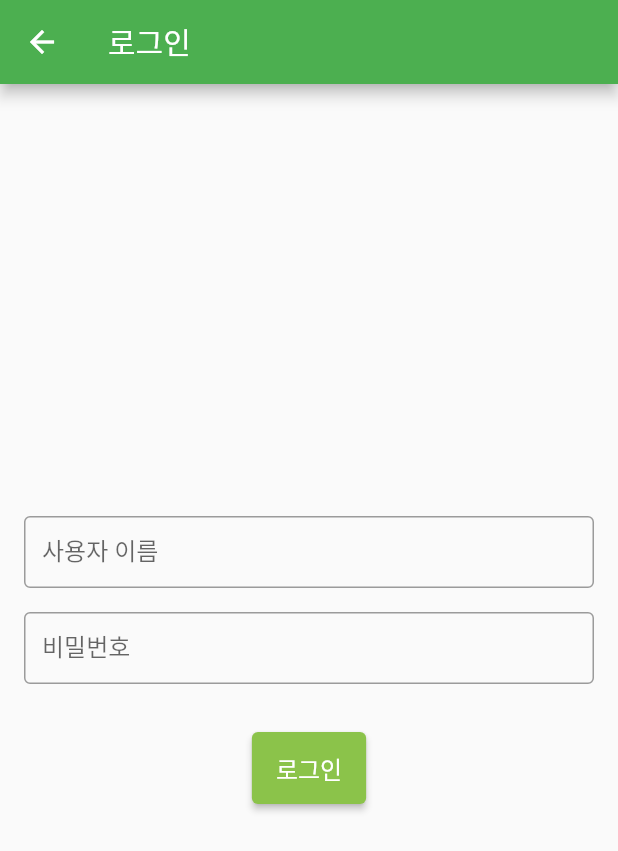
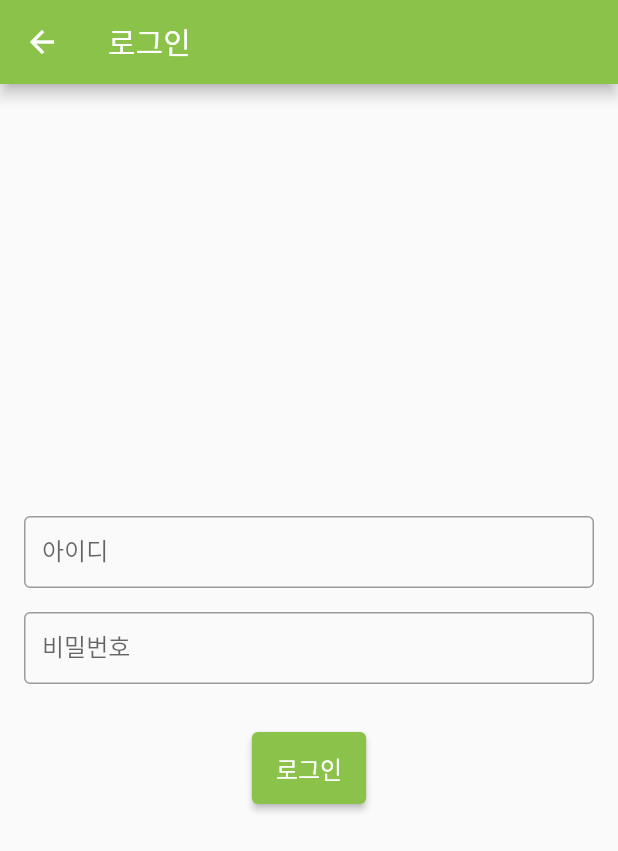
Before and after one commit to Choisunhong/LoginTest, a Flutter app: the screen it shows after launch, after a tap on "로그인", on a phone screen of 412 x 824 dp. Shown: the top 851 px of the screen. Run offline on Flutter 3.47's test engine with Material 2 defaults, Android fonts, the phone set to English and light mode, and no system bars; missing offline and left inert: stomp_dart_client; network calls fail.

```diff
--- a/login/lib/Pages/LoginPage.dart
+++ b/login/lib/Pages/LoginPage.dart
@@ -97,16 +97,17 @@ class LoginPage extends StatelessWidget {
   @override
   Widget build(BuildContext context) {
     return Scaffold(
-      appBar: AppBar(backgroundColor: Colors.green, title: Text('로그인')),
+      appBar: AppBar(backgroundColor: Colors.lightGreen, title: Text('로그인')),
       body: Padding(
         padding: EdgeInsets.all(16.0),
         child: Column(
           mainAxisAlignment: MainAxisAlignment.center,
           children: [
             TextField(
+
               controller: userNameController,
               decoration: InputDecoration(
-                labelText: '사용자 이름',
+                labelText: '아이디',
                 border: OutlineInputBorder(),
                 contentPadding: EdgeInsets.all(12.0),
               ),
--- a/login/lib/Screens/MainScreen.dart
+++ b/login/lib/Screens/MainScreen.dart
@@ -25,7 +25,7 @@ class _MainScreenState extends State<MainScreen> with SingleTickerProviderStateM
     final loginMember = widget.mainloginMember;
     return Scaffold(
       appBar: AppBar(//앱바 수정상황
-        backgroundColor:const Color(0xFF39E64F),
+        backgroundColor:Colors.lightGreen,
         title: Text("TeenTalk"),
         actions: [
           IconButton(icon: Icon(Icons.search), onPressed: () {}),
```
Also changed, not shown: login/lib/Pages/FriendList.dart (+8 -2 lines).
